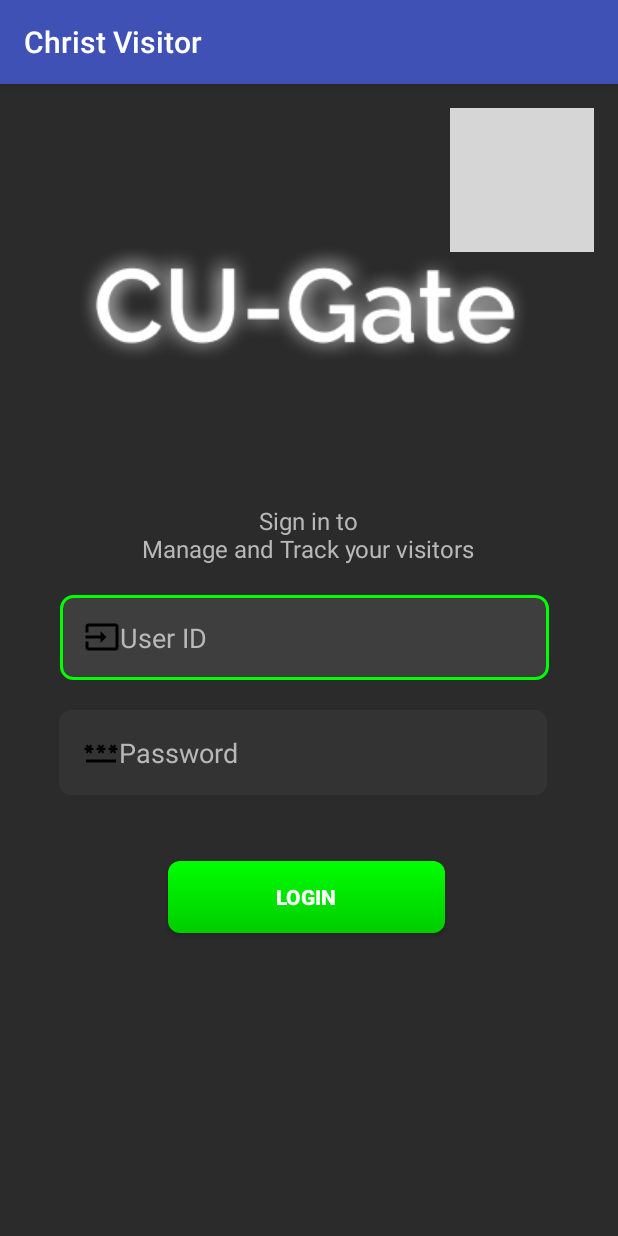
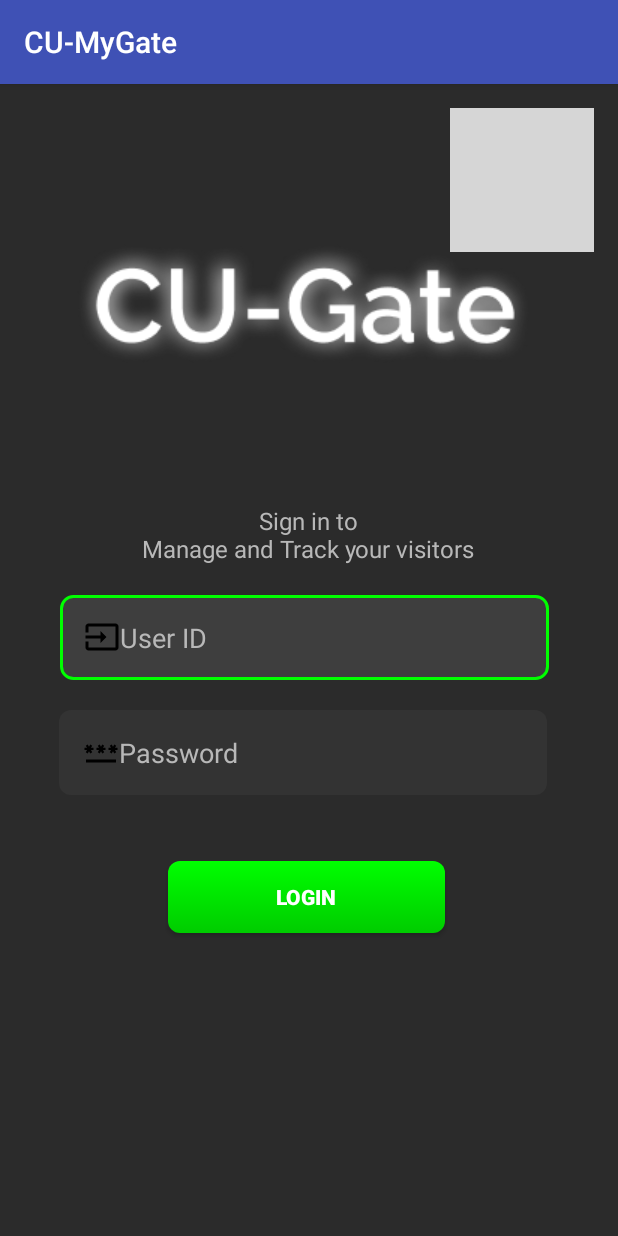
Before and after one commit to LVinayReddy1604/CU-MyGate, an Android app: the screen it shows after launch (LoginActivity), on a phone screen of 412 x 824 dp. Run offline under Robolectric (Android 15) with nearby library versions, the light colour scheme and no system bars; our stand-ins replace Firebase (no records; nobody signed in at launch, a user with empty details on screens opened directly); grey boxes are pictures that could not be loaded.

Commit message:
Changes to the app name

```diff
--- a/app/src/main/res/values/strings.xml
+++ b/app/src/main/res/values/strings.xml
@@ -1,5 +1,5 @@
 <resources>
-    <string name="app_name">Christ Visitor</string>
+    <string name="app_name">CU-MyGate</string>
     <string name="scan_qr_code">Scan QR Code</string>
     <string-array name="gate_array">
         <item>Gate 1</item>
```
